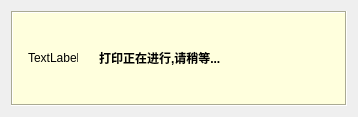
Old version of the form PRT/QWaiting.ui in the repository DR-Pharm/QPrinter.
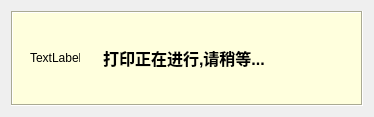
New version of the form.

Diff of the .ui file:
```diff
--- a/PRT/QWaiting.ui
+++ b/PRT/QWaiting.ui
@@ -6,7 +6,7 @@
    <rect>
     <x>0</x>
     <y>0</y>
-    <width>358</width>
+    <width>374</width>
     <height>117</height>
    </rect>
   </property>
@@ -85,18 +85,19 @@
        <widget class="QLabel" name="label_2">
         <property name="minimumSize">
          <size>
-          <width>230</width>
+          <width>240</width>
           <height>50</height>
          </size>
         </property>
         <property name="maximumSize">
          <size>
-          <width>230</width>
+          <width>240</width>
           <height>50</height>
          </size>
         </property>
         <property name="font">
          <font>
+          <pointsize>12</pointsize>
           <weight>75</weight>
           <italic>false</italic>
           <bold>true</bold>
```
